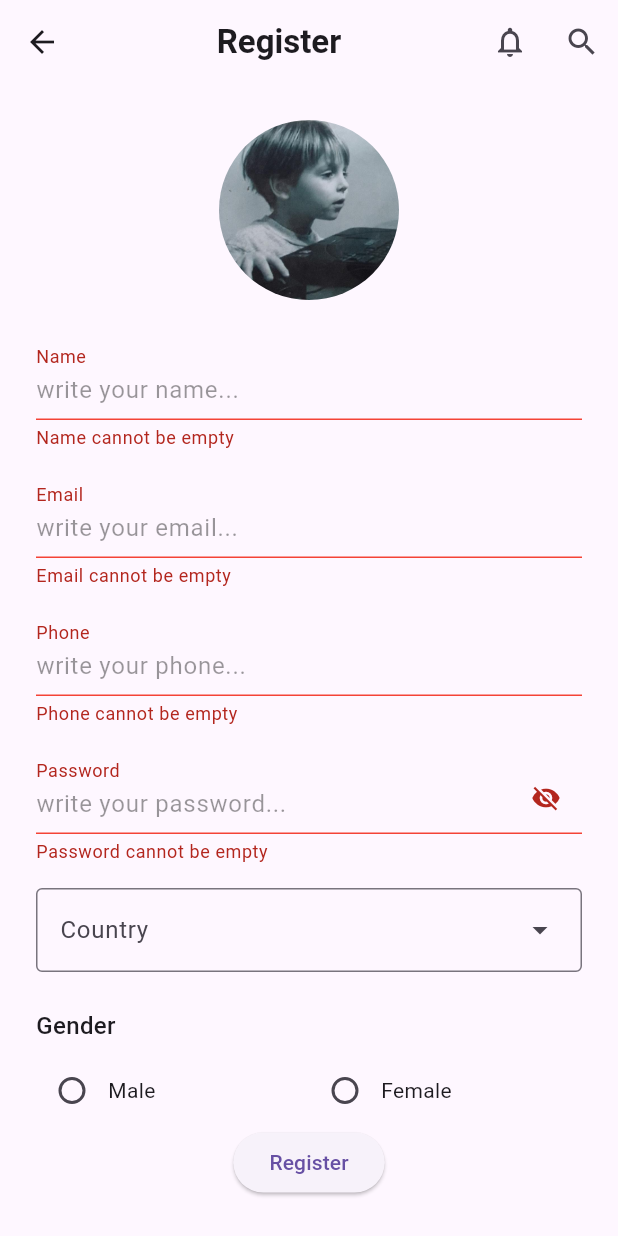
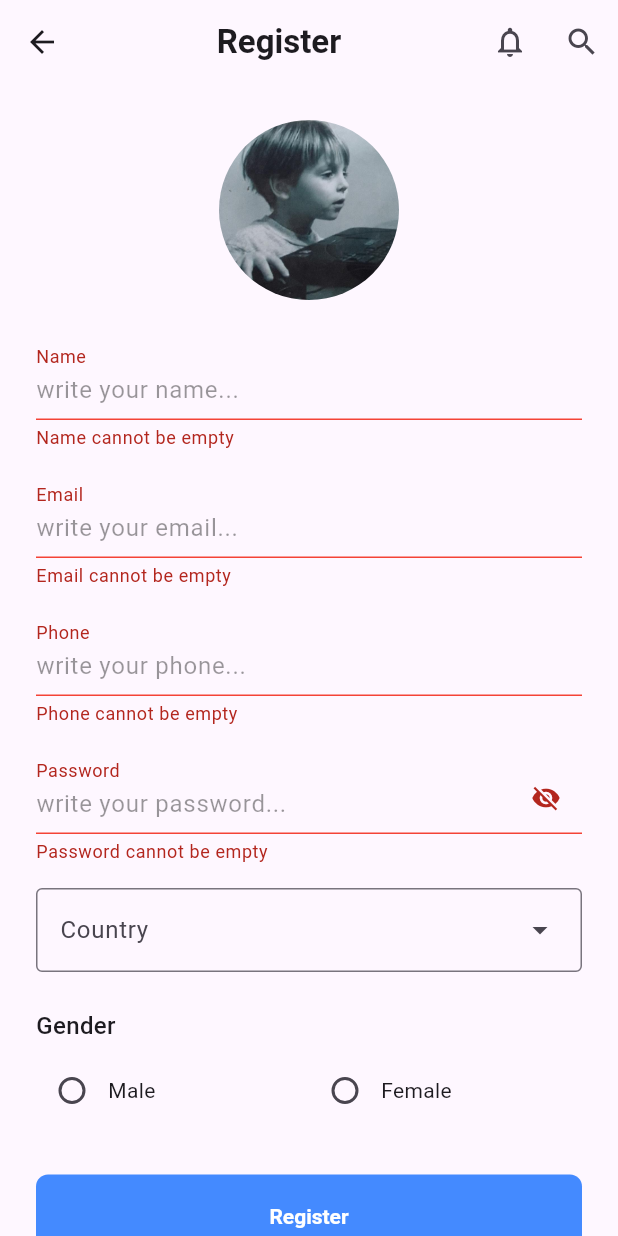
Before and after one commit to usefmahmud/flutter-assignment-register-page, a Flutter app: the screen it shows after launch, after a tap on "Register", on a phone screen of 412 x 824 dp. Run offline on Flutter 3.47's test engine with Material 3 defaults, Android fonts, the phone set to English and light mode, and no system bars.

Commit message:
feat: implement custom button and form action buttons for registration form

```diff
--- /dev/null
+++ b/lib/widgets/custom_button.dart
@@ -0,0 +1,40 @@
+import 'package:flutter/material.dart';
+
+class CustomButton extends StatelessWidget {
+  final String label;
+  final VoidCallback onPressed;
+  final bool? outlined;
+
+  const CustomButton({
+    super.key,
+    required this.label,
+    required this.onPressed,
+    this.outlined,
+  });
+
+  @override
+  Widget build(BuildContext context) {
+    final isOutlined = outlined == true;
+
+    return SizedBox(
+      width: double.infinity,
+      child: ElevatedButton(
+        onPressed: onPressed,
+        style: ElevatedButton.styleFrom(
+          backgroundColor: isOutlined ? Colors.transparent : Colors.blueAccent,
+          foregroundColor: isOutlined ? Colors.blueAccent : Colors.white,
+          shadowColor: Colors.transparent,
+          padding: const EdgeInsets.symmetric(vertical: 20),
+          shape: RoundedRectangleBorder(
+            borderRadius: BorderRadius.circular(8),
+            side: isOutlined
+                ? const BorderSide(color: Colors.blueAccent, width: 1.5)
+                : BorderSide.none,
+          ),
+          textStyle: const TextStyle(fontWeight: FontWeight.bold),
+        ),
+        child: Text(label),
+      ),
+    );
+  }
+}
--- /dev/null
+++ b/lib/widgets/form_action_buttonts.dart
@@ -0,0 +1,45 @@
+import 'package:flutter/material.dart';
+import 'package:flutter/gestures.dart';
+import 'package:lab_assignment/widgets/custom_button.dart';
+
+class FormActionButtons extends StatelessWidget {
+  final VoidCallback onSubmit;
+  final VoidCallback onCancel;
+  final VoidCallback? onLogin;
+
+  const FormActionButtons({
+    super.key,
+    required this.onSubmit,
+    required this.onCancel,
+    this.onLogin,
+  });
+
+  @override
+  Widget build(BuildContext context) {
+    return Column(
+      children: [
+        CustomButton(label: 'Register', onPressed: onSubmit),
+        SizedBox(height: 16),
+        CustomButton(label: 'Cancel', onPressed: onCancel, outlined: true),
+        SizedBox(height: 22),
+        RichText(
+          text: TextSpan(
+            text: 'Have an account? ',
+            style: TextStyle(color: Colors.black, fontSize: 14),
+            children: [
+              TextSpan(
+                text: 'Login',
+                style: TextStyle(
+                  color: Colors.blueAccent,
+                  fontWeight: FontWeight.bold,
+                  fontSize: 14,
+                ),
+                recognizer: TapGestureRecognizer()..onTap = onLogin,
+              ),
+            ],
+          ),
+        ),
+      ],
+    );
+  }
+}
--- a/lib/widgets/registration_form.dart
+++ b/lib/widgets/registration_form.dart
@@ -1,6 +1,8 @@
 import 'package:flutter/material.dart';
 import 'package:lab_assignment/utils/form_validators.dart';
 import 'package:lab_assignment/utils/get_dropdown_countries.dart';
+import 'package:lab_assignment/widgets/custom_button.dart';
+import 'package:lab_assignment/widgets/form_action_buttonts.dart';
 import 'package:lab_assignment/widgets/index.dart';
 
 class RegistrationForm extends StatefulWidget {
@@ -105,7 +107,16 @@ class _RegistrationFormState extends State<RegistrationForm> {
               }),
             },
           ),
-          ElevatedButton(onPressed: _submitForm, child: Text('Register')),
+          SizedBox(height: 32),
+          FormActionButtons(
+            onSubmit: _submitForm,
+            onCancel: () {
+              _formKey.currentState?.reset();
+            },
+            onLogin: () {
+              print('Navigate to Login');
+            },
+          ),
         ],
       ),
     );
```
